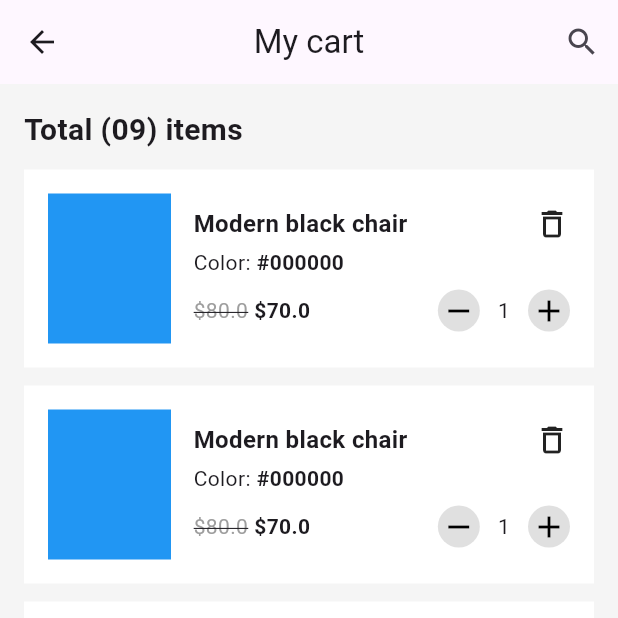
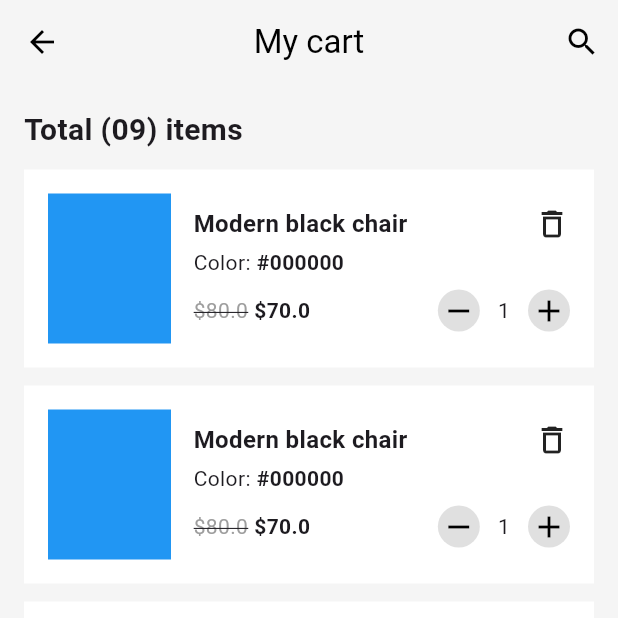
Before and after one commit to JAICHANGPARK/flutter_notebook_chapter_49, a Flutter app: the FurnitureCartPage screen opened directly, on a phone screen of 412 x 824 dp, the top half of it. Run offline on Flutter 3.47's test engine with Material 3 defaults, Android fonts, the phone set to English and light mode, and no system bars; our stand-ins replace dots_indicator, gap, google_fonts.

Commit message:
Update furniture_cart_page.dart

```diff
--- a/lib/ep2460_furniture_app/ui/furniture_cart_page.dart
+++ b/lib/ep2460_furniture_app/ui/furniture_cart_page.dart
@@ -14,6 +14,9 @@ class _FurnitureCartPageState extends State<FurnitureCartPage> {
     return Scaffold(
       backgroundColor: Colors.grey[100]!,
       appBar: AppBar(
+        backgroundColor: Colors.grey[100]!,
+        foregroundColor: Colors.black,
+        surfaceTintColor: Colors.grey[100]!,
         leading: IconButton(onPressed: () {}, icon: Icon(Icons.arrow_back)),
         actions: [IconButton(onPressed: () {}, icon: Icon(Icons.search))],
         centerTitle: true,
```
